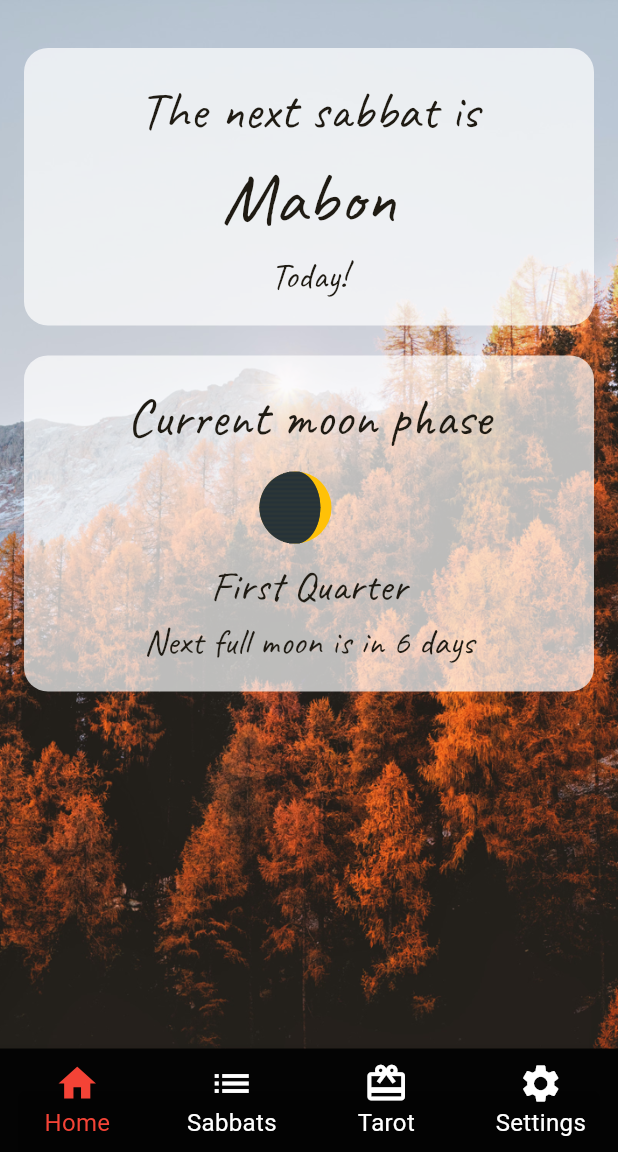
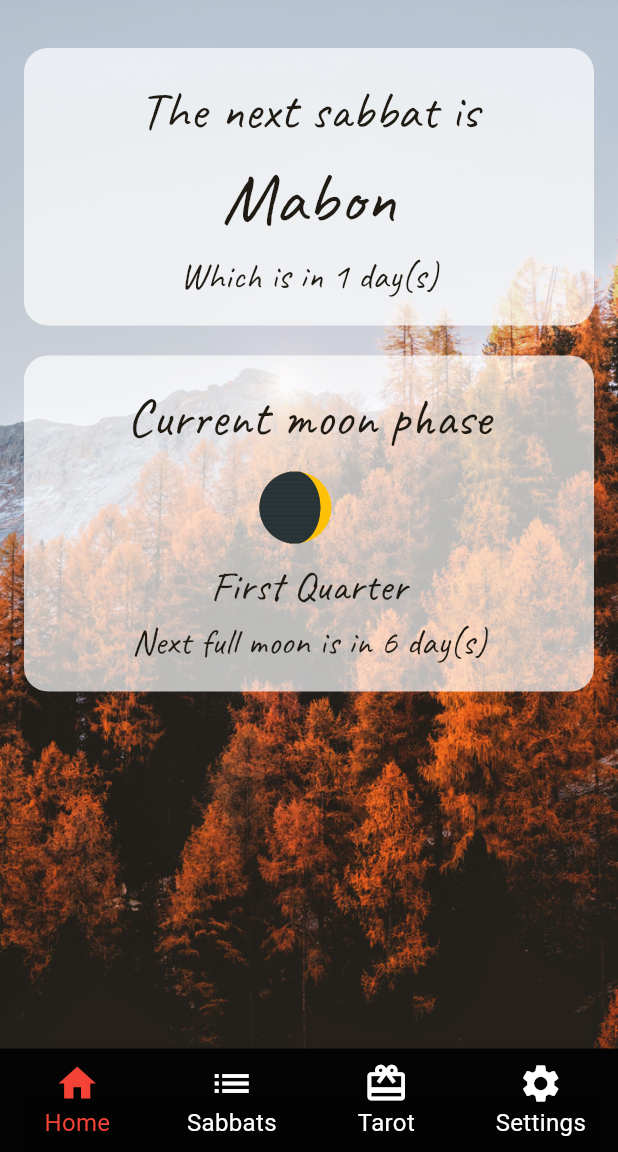
Before and after one commit to Celssi/wheel-of-the-year, a Flutter app: the screen it shows after launch, on a phone screen of 412 x 824 dp, the part 84-1236 px from its top. Run offline on Flutter 3.47's test engine with Material 2 defaults, Android fonts, the phone set to English and light mode, and no system bars; our stand-ins replace connectivity_plus, flutter_mobx, freezed_annotation, mobx, shared_preferences; generated files the repository leaves out were written again.

Commit message:
New features

```diff
--- a/lib/app-container.dart
+++ b/lib/app-container.dart
@@ -4,6 +4,7 @@ import 'package:witch_army_knife/helper-widgets/main_scaffold.dart';
 import 'package:witch_army_knife/main.dart';
 import 'package:witch_army_knife/pages/home/home.dart';
 import 'package:witch_army_knife/pages/sabbats/sabbats.dart';
+import 'package:witch_army_knife/pages/settings/settings.dart';
 
 class AppContainer extends StatelessWidget {
   const AppContainer({super.key});
@@ -23,6 +24,8 @@ class AppContainer extends StatelessWidget {
         return const Home();
       case 1:
         return const Sabbats();
+      case 3:
+        return const Settings();
     }
 
     return const Home();
--- a/lib/main.dart
+++ b/lib/main.dart
@@ -2,8 +2,10 @@ import 'package:flutter/material.dart';
 import 'package:witch_army_knife/api/text_api.dart';
 import 'package:witch_army_knife/app-container.dart';
 import 'package:witch_army_knife/stores/data_store.dart';
+import 'package:witch_army_knife/stores/settings_store.dart';
 
 final DataStore dataStore = DataStore();
+final SettingsStore settingsStore = SettingsStore();
 final TextApi textApi = TextApi();
 
 // pallonpuolisko
@@ -53,6 +55,9 @@ class _MyAppState extends State<MyApp> {
           useMaterial3: true,
           splashColor: Colors.transparent,
           fontFamily: 'Caveat',
+          textTheme: const TextTheme(
+            labelLarge: TextStyle(fontSize: 20),
+          ),
           pageTransitionsTheme: const PageTransitionsTheme(
             builders: <TargetPlatform, PageTransitionsBuilder>{
               TargetPlatform.android: ZoomPageTransitionsBuilder(
--- /dev/null
+++ b/lib/models/hemisphere.dart
@@ -0,0 +1,4 @@
+enum Hemisphere {
+  northern,
+  southern,
+}
--- a/lib/pages/home/home.dart
+++ b/lib/pages/home/home.dart
@@ -15,12 +15,14 @@ class Home extends StatelessWidget {
             backgroundImage: 'assets/images/${dataStore.closestSabbatName}.png',
             child: ListView(
               padding: const EdgeInsets.only(left: 16, right: 16, top: 32),
-              children: const [
-                SabbatCard(),
-                SizedBox(
-                  height: 20,
-                ),
-                MoonCard()
+              children: [
+                if (settingsStore.showNextSabbat) ...[
+                  const SabbatCard(),
+                  const SizedBox(
+                    height: 20,
+                  ),
+                ],
+                if (settingsStore.showMoonPhase) const MoonCard(),
               ],
             )));
   }
--- a/lib/pages/home/moon_card.dart
+++ b/lib/pages/home/moon_card.dart
@@ -35,7 +35,7 @@ class MoonCard extends StatelessWidget {
               style: const TextStyle(fontSize: 28),
             ),
             Text(
-              'Next full moon is in ${daysUntilFullMoon()} days',
+              'Next full moon is in ${daysUntilFullMoon()} day(s)',
               style: const TextStyle(fontSize: 24),
             ),
           ],
--- a/lib/pages/home/sabbat_card.dart
+++ b/lib/pages/home/sabbat_card.dart
@@ -27,7 +27,7 @@ class SabbatCard extends StatelessWidget {
             dataStore.sabbats.isNotEmpty
                 ? dataStore.daysUntilNextSabbat == 0
                     ? 'Today!'
-                    : 'Which is in ${dataStore.daysUntilNextSabbat} days'
+                    : 'Which is in ${dataStore.daysUntilNextSabbat} day(s)'
                 : '-',
             style: const TextStyle(fontSize: 24),
           ),
--- a/lib/pages/sabbats/sabbat_single.dart
+++ b/lib/pages/sabbats/sabbat_single.dart
@@ -1,7 +1,7 @@
 import 'package:flutter/material.dart';
 import 'package:flutter_mobx/flutter_mobx.dart';
-import 'package:witch_army_knife/check_connection_notification.dart';
 import 'package:witch_army_knife/helper-widgets/background-container.dart';
+import 'package:witch_army_knife/helper-widgets/check_connection_notification.dart';
 import 'package:witch_army_knife/helper-widgets/content-container.dart';
 import 'package:witch_army_knife/helper-widgets/main_scaffold.dart';
 import 'package:witch_army_knife/main.dart';
--- a/lib/pages/sabbats/sabbat_single/sabbat_single_content.dart
+++ b/lib/pages/sabbats/sabbat_single/sabbat_single_content.dart
@@ -1,7 +1,7 @@
 import 'package:flutter/material.dart';
 import 'package:flutter_mobx/flutter_mobx.dart';
+import 'package:witch_army_knife/helper-widgets/spinner.dart';
 import 'package:witch_army_knife/main.dart';
-import 'package:witch_army_knife/spinner.dart';
 
 class SabbatSingleContent extends StatelessWidget {
   const SabbatSingleContent({super.key});
--- a/lib/stores/data_store.dart
+++ b/lib/stores/data_store.dart
@@ -94,7 +94,7 @@ abstract class DataStoreBase with Store {
   @computed
   int get daysUntilNextSabbat {
     DateTime now = DateTime.now();
-    return closestSabbat.date.difference(now).inDays;
+    return (closestSabbat.date.difference(now).inHours / 24).ceil();
   }
 
   @computed
--- a/pubspec.yaml
+++ b/pubspec.yaml
@@ -43,6 +43,7 @@ dependencies:
   freezed_annotation: ^2.4.1
   json_annotation: ^4.8.1
   connectivity_plus: ^4.0.2
+  shared_preferences: ^2.2.1
 
 dev_dependencies:
   flutter_test:
```
Also changed, not shown: lib/helpers/sabbat_helpers.dart (+1 -11 lines), lib/models/season_event.dart (added, +10 -0 lines), lib/pages/settings/settings.dart (added, +109 -0 lines), lib/stores/settings_store.dart (added, +72 -0 lines), lib/helper-widgets/check_connection_notification.dart (renamed from lib/check_connection_notification.dart), lib/helper-widgets/spinner.dart (renamed from lib/spinner.dart), lib/stores/settings_store.g.dart (added), pubspec.lock.
